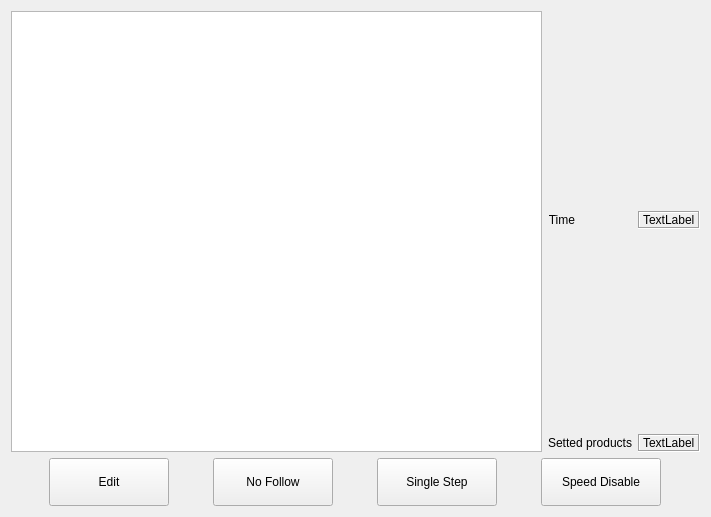
First picture: the form in hcinstruction/ichcprogrammonitorframe.ui, repository GaussCheng/2-5AxisPunch, before the edit.
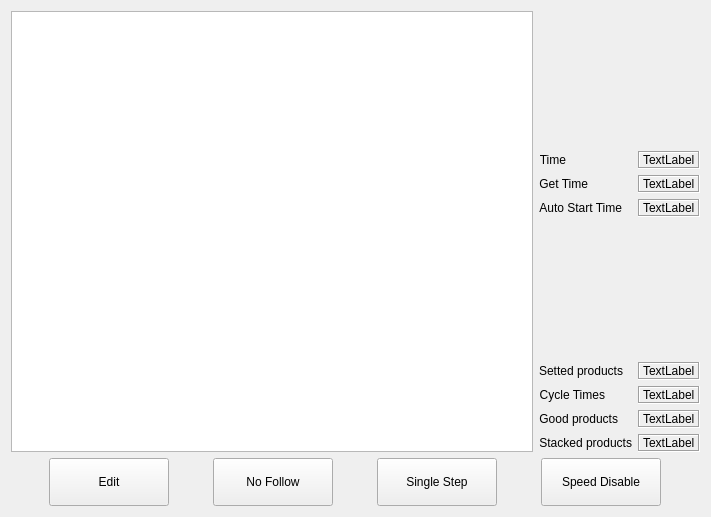
Second picture: the form after the edit. Icons and pictures are not drawn.

```diff
--- a/hcinstruction/ichcprogrammonitorframe.ui
+++ b/hcinstruction/ichcprogrammonitorframe.ui
@@ -91,7 +91,7 @@
          </property>
         </widget>
        </item>
-       <item row="2" column="1">
+       <item row="4" column="1">
         <spacer name="verticalSpacer_2">
          <property name="orientation">
           <enum>Qt::Vertical</enum>
@@ -104,7 +104,7 @@
          </property>
         </spacer>
        </item>
-       <item row="3" column="0">
+       <item row="5" column="0">
         <widget class="QLabel" name="label_3">
          <property name="text">
           <string>Setted products</string>
@@ -114,7 +114,7 @@
          </property>
         </widget>
        </item>
-       <item row="3" column="1">
+       <item row="5" column="1">
         <widget class="QLabel" name="settedProductsLabel">
          <property name="frameShape">
           <enum>QFrame::Box</enum>
@@ -127,6 +127,121 @@
          </property>
         </widget>
        </item>
+       <item row="2" column="1">
+        <widget class="QLabel" name="getTime">
+         <property name="frameShape">
+          <enum>QFrame::Box</enum>
+         </property>
+         <property name="frameShadow">
+          <enum>QFrame::Sunken</enum>
+         </property>
+         <property name="text">
+          <string>TextLabel</string>
+         </property>
+        </widget>
+       </item>
+       <item row="2" column="0">
+        <widget class="QLabel" name="label_4">
+         <property name="text">
+          <string>Get Time</string>
+         </property>
+         <property name="alignment">
+          <set>Qt::AlignRight|Qt::AlignTrailing|Qt::AlignVCenter</set>
+         </property>
+        </widget>
+       </item>
+       <item row="3" column="1">
+        <widget class="QLabel" name="autoStartTime">
+         <property name="frameShape">
+          <enum>QFrame::Box</enum>
+         </property>
+         <property name="frameShadow">
+          <enum>QFrame::Sunken</enum>
+         </property>
+         <property name="text">
+          <string>TextLabel</string>
+         </property>
+        </widget>
+       </item>
+       <item row="3" column="0">
+        <widget class="QLabel" name="label_5">
+         <property name="text">
+          <string>Auto Start Time</string>
+         </property>
+         <property name="alignment">
+          <set>Qt::AlignRight|Qt::AlignTrailing|Qt::AlignVCenter</set>
+         </property>
+        </widget>
+       </item>
+       <item row="7" column="0">
+        <widget class="QLabel" name="label_6">
+         <property name="text">
+          <string>Good products</string>
+         </property>
+         <property name="alignment">
+          <set>Qt::AlignRight|Qt::AlignTrailing|Qt::AlignVCenter</set>
+         </property>
+        </widget>
+       </item>
+       <item row="7" column="1">
+        <widget class="QLabel" name="goodProducts">
+         <property name="frameShape">
+          <enum>QFrame::Box</enum>
+         </property>
+         <property name="frameShadow">
+          <enum>QFrame::Sunken</enum>
+         </property>
+         <property name="text">
+          <string>TextLabel</string>
+         </property>
+        </widget>
+       </item>
+       <item row="6" column="0">
+        <widget class="QLabel" name="label_7">
+         <property name="text">
+          <string>Cycle Times</string>
+         </property>
+         <property name="alignment">
+          <set>Qt::AlignRight|Qt::AlignTrailing|Qt::AlignVCenter</set>
+         </property>
+        </widget>
+       </item>
+       <item row="6" column="1">
+        <widget class="QLabel" name="cycleTimes">
+         <property name="frameShape">
+          <enum>QFrame::Box</enum>
+         </property>
+         <property name="frameShadow">
+          <enum>QFrame::Sunken</enum>
+         </property>
+         <property name="text">
+          <string>TextLabel</string>
+         </property>
+        </widget>
+       </item>
+       <item row="8" column="0">
+        <widget class="QLabel" name="label_8">
+         <property name="text">
+          <string>Stacked products</string>
+         </property>
+         <property name="alignment">
+          <set>Qt::AlignRight|Qt::AlignTrailing|Qt::AlignVCenter</set>
+         </property>
+        </widget>
+       </item>
+       <item row="8" column="1">
+        <widget class="QLabel" name="stackedProducts">
+         <property name="frameShape">
+          <enum>QFrame::Box</enum>
+         </property>
+         <property name="frameShadow">
+          <enum>QFrame::Sunken</enum>
+         </property>
+         <property name="text">
+          <string>TextLabel</string>
+         </property>
+        </widget>
+       </item>
       </layout>
      </item>
     </layout>
```
Left out of the diff: 1 changed line with no effect on the pictures.
